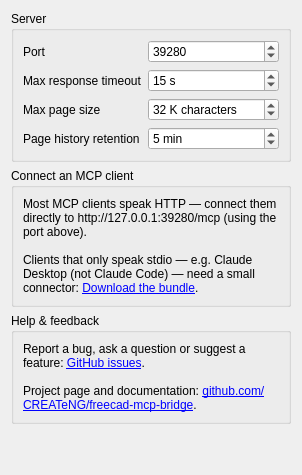
Qt form freecad/mcp_bridge/Resources/Ui/preferences.ui (CREATeNG/freecad-mcp-bridge) before a commit.
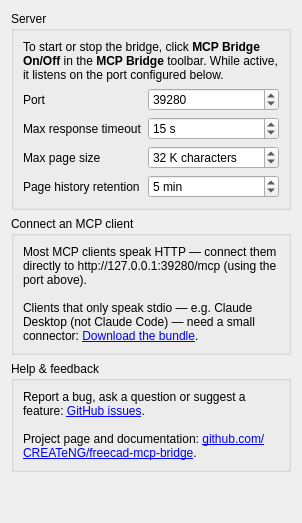
The same form after that commit. Custom widgets are drawn as their Qt base class.

Commit message:
Show how to switch the bridge on, and put a button on the status bar
The Preferences page says where the toolbar control is. A flat
button on the status bar uses the same command and tooltip, and
stays in step with the toolbar button. Off uses the normal text
colour; On keeps the highlight.

Patch:
```diff
--- a/freecad/mcp_bridge/Resources/Ui/preferences.ui
+++ b/freecad/mcp_bridge/Resources/Ui/preferences.ui
@@ -12,14 +12,27 @@
       <string>Server</string>
      </property>
      <layout class="QFormLayout" name="formLayout">
-      <item row="0" column="0">
+      <item row="0" column="0" colspan="2">
+       <widget class="QLabel" name="serverHint">
+        <property name="textFormat">
+         <enum>Qt::RichText</enum>
+        </property>
+        <property name="text">
+         <string>To start or stop the bridge, click &lt;b&gt;MCP Bridge On/Off&lt;/b&gt; in the &lt;b&gt;MCP Bridge&lt;/b&gt; toolbar. While active, it listens on the port configured below.</string>
+        </property>
+        <property name="wordWrap">
+         <bool>true</bool>
+        </property>
+       </widget>
+      </item>
+      <item row="1" column="0">
        <widget class="QLabel" name="portLabel">
         <property name="text">
          <string>Port</string>
         </property>
        </widget>
       </item>
-      <item row="0" column="1">
+      <item row="1" column="1">
        <widget class="Gui::PrefSpinBox" name="portSpinBox">
         <property name="toolTip">
          <string>The port the MCP server listens on (127.0.0.1). Changes take effect next time you start the bridge.</string>
@@ -41,14 +54,14 @@
         </property>
        </widget>
       </item>
-      <item row="1" column="0">
+      <item row="2" column="0">
        <widget class="QLabel" name="timeoutLabel">
         <property name="text">
          <string>Max response timeout</string>
         </property>
        </widget>
       </item>
-      <item row="1" column="1">
+      <item row="2" column="1">
        <widget class="Gui::PrefSpinBox" name="timeoutSpinBox">
         <property name="toolTip">
          <string>The maximum time a request waits for output before returning what it has so far. The client fetches any remaining output automatically.</string>
@@ -76,14 +89,14 @@
         </property>
        </widget>
       </item>
-      <item row="2" column="0">
+      <item row="3" column="0">
        <widget class="QLabel" name="pageSizeLabel">
         <property name="text">
          <string>Max page size</string>
         </property>
        </widget>
       </item>
-      <item row="2" column="1">
+      <item row="3" column="1">
        <widget class="Gui::PrefSpinBox" name="pageSizeSpinBox">
         <property name="toolTip">
          <string>The maximum size of one page as the agent reads it, in units of 1,024 characters (32 means 32,768). The count is the JSON of the tool result, so a newline counts as a backslash and an n. Larger output is split across pages, fetched with get_output_page.</string>
@@ -111,14 +124,14 @@
         </property>
        </widget>
       </item>
-      <item row="3" column="0">
+      <item row="4" column="0">
        <widget class="QLabel" name="retentionLabel">
         <property name="text">
          <string>Page history retention</string>
         </property>
        </widget>
       </item>
-      <item row="3" column="1">
+      <item row="4" column="1">
        <widget class="Gui::PrefSpinBox" name="retentionSpinBox">
         <property name="toolTip">
          <string>How long a finished job's output pages remain readable via get_output_page before being discarded.</string>
```
The commit also changes 3 other files.
